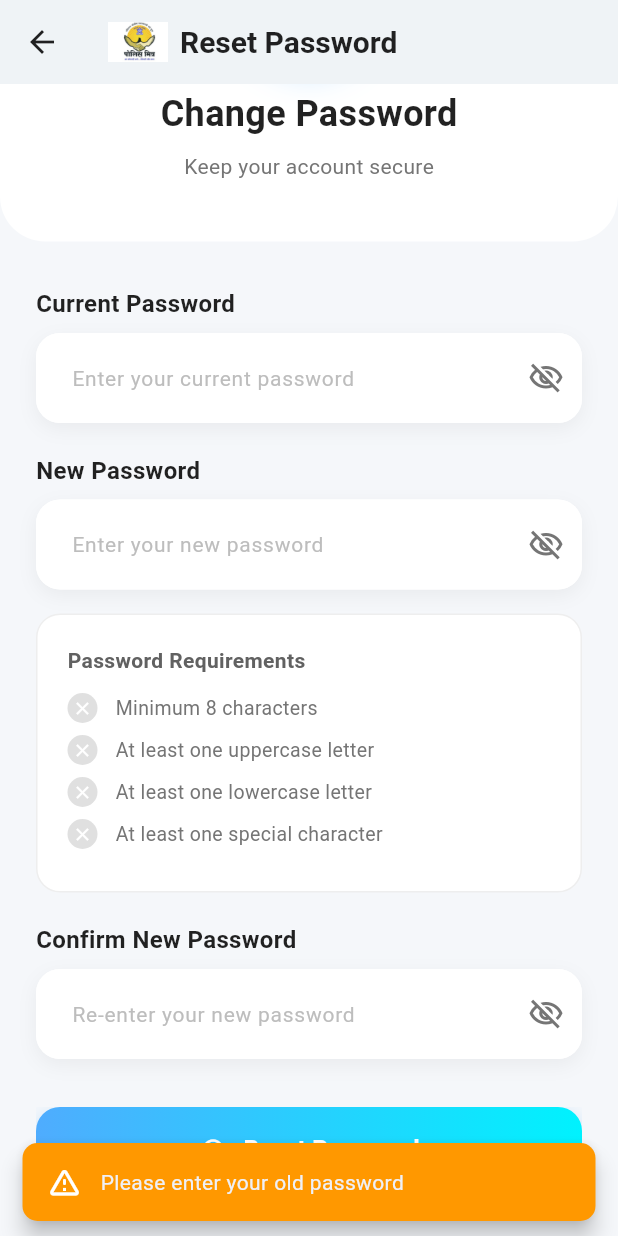
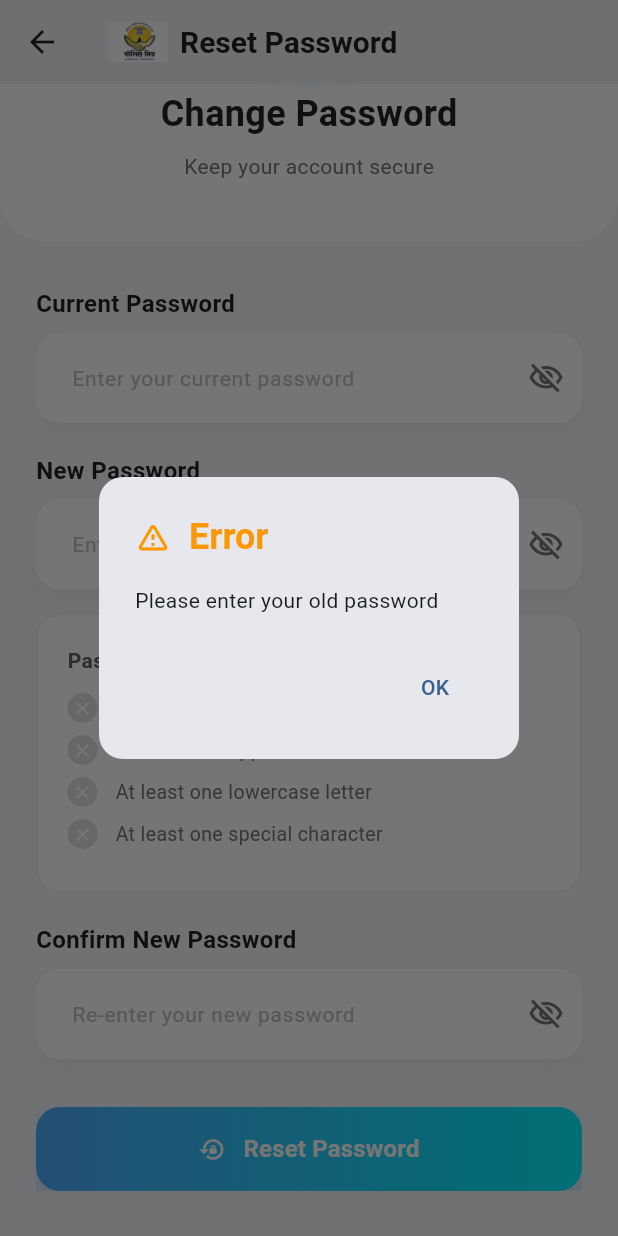
Before and after one commit to hellodeveloper7854/police-mitra, a Flutter app: the SettingsResetPasswordScreen screen opened by its route, scrolled down 117 dp, after a tap on "Reset Password", on a phone screen of 412 x 824 dp. Run offline on Flutter 3.47's test engine with Material 3 defaults, Android fonts, the phone set to English and light mode, and no system bars; our stand-ins replace go_router, share_plus, shared_preferences, supabase_flutter; missing offline and left inert: encrypt; accounts and stored records are empty.

Commit message:
implemeneted reset password

```diff
--- a/lib/screens/settings_reset_password_screen.dart
+++ b/lib/screens/settings_reset_password_screen.dart
@@ -86,22 +86,22 @@ class _SettingsResetPasswordScreenState extends State<SettingsResetPasswordScree
     final confirmPassword = _confirmPasswordController.text;
 
     if (oldPassword.isEmpty) {
-      _showSnackBar('Please enter your old password', Colors.orange);
+      _showDialog('Please enter your old password', Colors.orange);
       return;
     }
 
     if (newPassword.isEmpty) {
-      _showSnackBar('Please enter a new password', Colors.orange);
+      _showDialog('Please enter a new password', Colors.orange);
       return;
     }
 
     if (newPassword != confirmPassword) {
-      _showSnackBar('Passwords do not match', Colors.orange);
+      _showDialog('Passwords do not match', Colors.orange);
       return;
     }
 
     if (!(_hasMinLength && _hasUppercase && _hasLowercase && _hasSpecialChar)) {
-      _showSnackBar('Please meet all password requirements', Colors.orange);
+      _showDialog('Please meet all password requirements', Colors.orange);
       return;
     }
 
@@ -120,7 +120,7 @@ class _SettingsResetPasswordScreenState extends State<SettingsResetPasswordScree
 
       if (userRes['password'] != oldPassword) {
         if (mounted) {
-          _showSnackBar('Old password is incorrect', Colors.red);
+          _showDialog('Old password is incorrect', Colors.red);
         }
         return;
       }
@@ -132,37 +132,50 @@ class _SettingsResetPasswordScreenState extends State<SettingsResetPasswordScree
           .eq('email', email);
 
       if (mounted) {
-        _showSnackBar('Password reset successfully!', Colors.green);
+        _showDialog('Password reset successfully!', Colors.green);
         Future.delayed(const Duration(seconds: 1), () {
           if (mounted) context.go('/dashboard');
         });
       }
     } catch (e) {
       if (mounted) {
-        _showSnackBar('Error: $e', Colors.red);
+        _showDialog('Error: $e', Colors.red);
       }
     } finally {
       if (mounted) setState(() => _isLoading = false);
     }
   }
 
-  void _showSnackBar(String message, Color color) {
-    ScaffoldMessenger.of(context).showSnackBar(
-      SnackBar(
-        content: Row(
+  void _showDialog(String message, Color color) {
+    showDialog(
+      context: context,
+      builder: (BuildContext context) {
+        return AlertDialog(
+          shape: RoundedRectangleBorder(borderRadius: BorderRadius.circular(16)),
+          title: Row(
             children: [
               Icon(
                 color == Colors.green ? Icons.check_circle : Icons.warning_amber_rounded,
-              color: Colors.white,
+                color: color,
               ),
               const SizedBox(width: 12),
-            Expanded(child: Text(message)),
+              Expanded(
+                child: Text(
+                  color == Colors.green ? 'Success' : 'Error',
+                  style: TextStyle(color: color, fontWeight: FontWeight.bold),
+                ),
+              ),
             ],
           ),
-        backgroundColor: color,
-        behavior: SnackBarBehavior.floating,
-        shape: RoundedRectangleBorder(borderRadius: BorderRadius.circular(10)),
+          content: Text(message),
+          actions: [
+            TextButton(
+              onPressed: () => Navigator.of(context).pop(),
+              child: const Text('OK'),
             ),
+          ],
+        );
+      },
     );
   }
 
```
Lines whose indentation alone changed are shown as unchanged.
